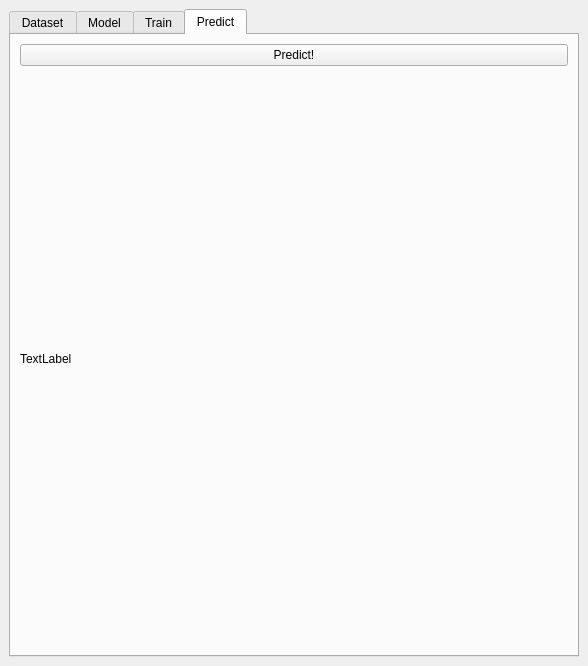
Old version of the form basicgui.ui in the repository annahessler/mlthesis.
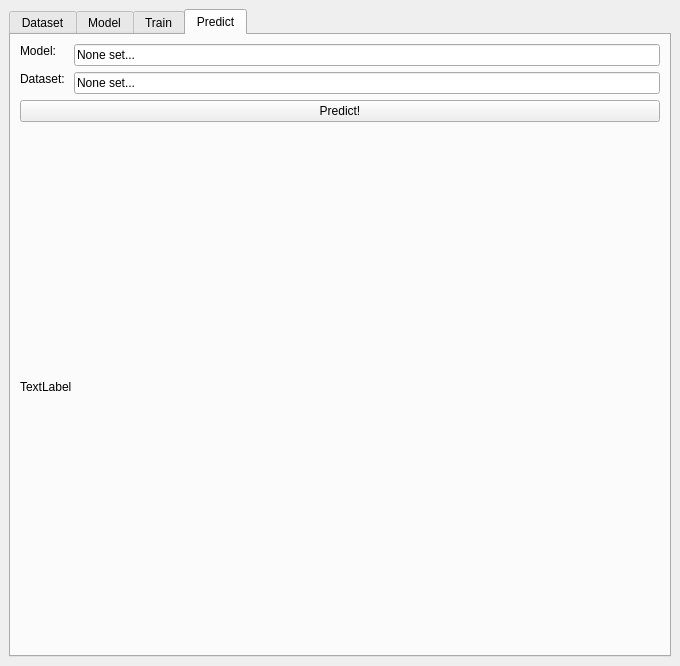
New version of the form. The open tabs and pages were chosen to show the change.

Commit message: can now show days and burns, added more buttons, loading datasets works

Diff of the .ui file:
```diff
--- a/basicgui.ui
+++ b/basicgui.ui
@@ -10,7 +10,7 @@
    <rect>
     <x>0</x>
     <y>0</y>
-    <width>588</width>
+    <width>680</width>
     <height>666</height>
    </rect>
   </property>
@@ -198,23 +198,81 @@
        </attribute>
        <layout class="QVBoxLayout" name="verticalLayout_7">
         <item>
-         <layout class="QVBoxLayout" name="verticalLayout_4">
-          <item>
-           <widget class="QPushButton" name="predictButton">
+         <layout class="QFormLayout" name="formLayout">
+          <property name="fieldGrowthPolicy">
+           <enum>QFormLayout::ExpandingFieldsGrow</enum>
+          </property>
+          <item row="0" column="0">
+           <widget class="QLabel" name="modelLabel_2">
+            <property name="sizePolicy">
+             <sizepolicy hsizetype="Fixed" vsizetype="Fixed">
+              <horstretch>0</horstretch>
+              <verstretch>0</verstretch>
+             </sizepolicy>
+            </property>
             <property name="text">
-             <string>Predict!</string>
+             <string>Model:</string>
             </property>
            </widget>
           </item>
-          <item>
-           <widget class="QLabel" name="predictDisplay">
+          <item row="0" column="1">
+           <widget class="QLineEdit" name="predictModelLineEdit">
             <property name="text">
-             <string>TextLabel</string>
+             <string>None set...</string>
+            </property>
+            <property name="readOnly">
+             <bool>true</bool>
+            </property>
+           </widget>
+          </item>
+          <item row="1" column="0">
+           <widget class="QLabel" name="label_2">
+            <property name="enabled">
+             <bool>true</bool>
+            </property>
+            <property name="sizePolicy">
+             <sizepolicy hsizetype="Preferred" vsizetype="Fixed">
+              <horstretch>0</horstretch>
+              <verstretch>0</verstretch>
+             </sizepolicy>
+            </property>
+            <property name="text">
+             <string>Dataset: </string>
+            </property>
+           </widget>
+          </item>
+          <item row="1" column="1">
+           <widget class="QLineEdit" name="predictDatasetLineEdit">
+            <property name="text">
+             <string>None set...</string>
+            </property>
+            <property name="readOnly">
+             <bool>true</bool>
             </property>
            </widget>
           </item>
          </layout>
         </item>
+        <item>
+         <widget class="QPushButton" name="predictButton">
+          <property name="text">
+           <string>Predict!</string>
+          </property>
+         </widget>
+        </item>
+        <item>
+         <widget class="QLabel" name="predictDisplay">
+          <property name="sizePolicy">
+           <sizepolicy hsizetype="Expanding" vsizetype="Expanding">
+            <horstretch>0</horstretch>
+            <verstretch>0</verstretch>
+           </sizepolicy>
+          </property>
+          <property name="text">
+           <string>TextLabel</string>
+          </property>
+         </widget>
+        </item>
        </layout>
       </widget>
      </widget>
```
Left out of the diff: 130 changed lines with no effect on the pictures. The commit also changes 6 other files.
